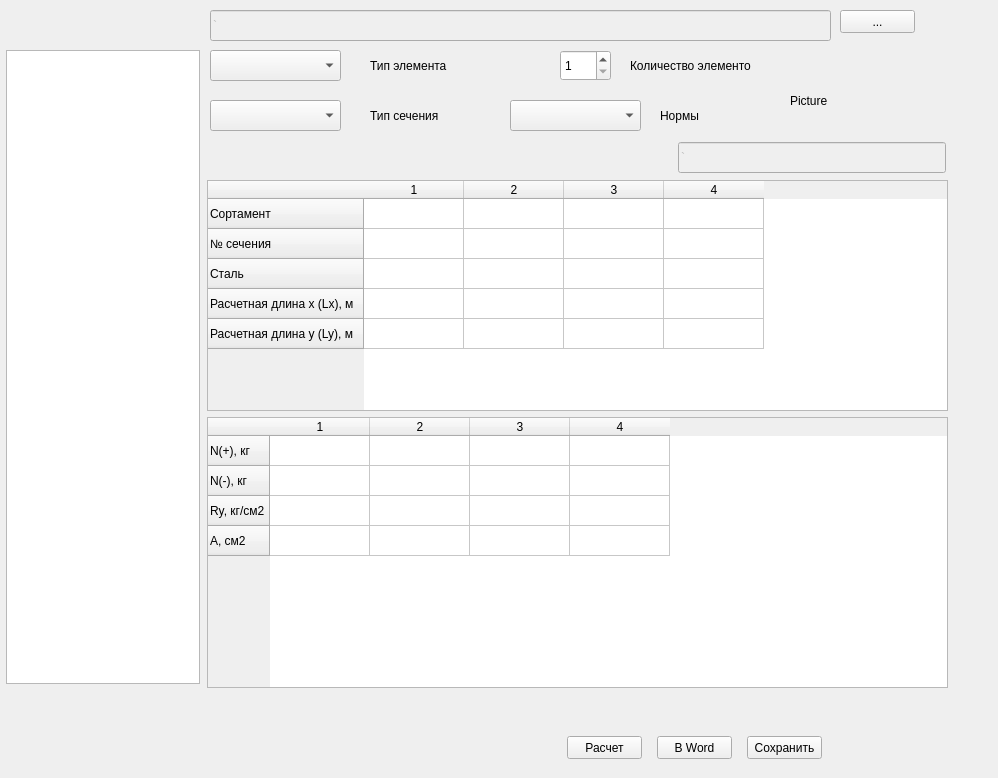
Old version of the form gui/solve_number_steel.ui in the repository pyltsin/Construct.
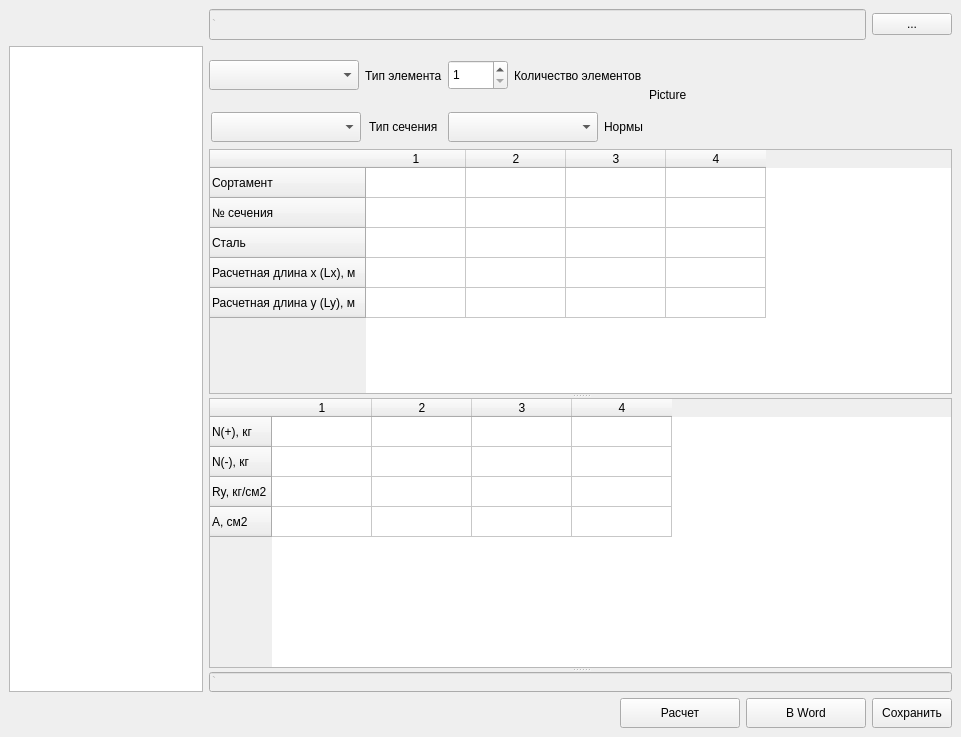
New version of the form.

```diff
--- a/gui/solve_number_steel.ui
+++ b/gui/solve_number_steel.ui
@@ -6,57 +6,254 @@
    <rect>
     <x>0</x>
     <y>0</y>
-    <width>998</width>
-    <height>778</height>
+    <width>961</width>
+    <height>737</height>
    </rect>
   </property>
+  <property name="minimumSize">
+   <size>
+    <width>961</width>
+    <height>737</height>
+   </size>
+  </property>
+  <property name="maximumSize">
+   <size>
+    <width>16777215</width>
+    <height>16777215</height>
+   </size>
+  </property>
   <property name="windowTitle">
    <string>Form</string>
   </property>
+  <layout class="QGridLayout" name="gridLayout_2">
+   <item row="0" column="1" colspan="2">
+    <layout class="QHBoxLayout" name="horizontalLayout_5">
+     <item>
+      <widget class="QLineEdit" name="text_folder">
+       <property name="enabled">
+        <bool>false</bool>
+       </property>
+       <property name="minimumSize">
+        <size>
+         <width>621</width>
+         <height>31</height>
+        </size>
+       </property>
+       <property name="text">
+        <string>`</string>
+       </property>
+       <property name="cursorPosition">
+        <number>1</number>
+       </property>
+       <property name="dragEnabled">
+        <bool>false</bool>
+       </property>
+       <property name="readOnly">
+        <bool>true</bool>
+       </property>
+      </widget>
+     </item>
+     <item>
+      <widget class="QPushButton" name="button_folder">
+       <property name="text">
+        <string>...</string>
+       </property>
+      </widget>
+     </item>
+    </layout>
+   </item>
+   <item row="1" column="0" rowspan="2">
+    <widget class="QListWidget" name="listWidget">
+     <property name="sizePolicy">
+      <sizepolicy hsizetype="Fixed" vsizetype="Expanding">
+       <horstretch>0</horstretch>
+       <verstretch>0</verstretch>
+      </sizepolicy>
+     </property>
+     <property name="minimumSize">
+      <size>
+       <width>194</width>
+       <height>634</height>
+      </size>
+     </property>
+     <property name="maximumSize">
+      <size>
+       <width>194</width>
+       <height>10000</height>
+      </size>
+     </property>
+    </widget>
+   </item>
+   <item row="1" column="1">
+    <layout class="QGridLayout" name="gridLayout">
+     <item row="0" column="0">
+      <layout class="QHBoxLayout" name="horizontalLayout">
+       <item>
   <widget class="QComboBox" name="type_element">
-   <property name="geometry">
-    <rect>
-     <x>210</x>
-     <y>50</y>
-     <width>131</width>
-     <height>31</height>
-    </rect>
-   </property>
-  </widget>
+         <property name="sizePolicy">
+          <sizepolicy hsizetype="Fixed" vsizetype="Fixed">
+           <horstretch>0</horstretch>
+           <verstretch>0</verstretch>
+          </sizepolicy>
+         </property>
+         <property name="minimumSize">
+          <size>
+           <width>150</width>
+           <height>30</height>
+          </size>
+         </property>
+        </widget>
+       </item>
+       <item>
   <widget class="QLabel" name="text_type">
-   <property name="geometry">
-    <rect>
-     <x>370</x>
-     <y>50</y>
-     <width>81</width>
-     <height>31</height>
-    </rect>
+         <property name="sizePolicy">
+          <sizepolicy hsizetype="Fixed" vsizetype="Preferred">
+           <horstretch>0</horstretch>
+           <verstretch>0</verstretch>
+          </sizepolicy>
    </property>
    <property name="text">
     <string>Тип элемента</string>
    </property>
   </widget>
+       </item>
+      </layout>
+     </item>
+     <item row="0" column="1">
+      <layout class="QHBoxLayout" name="horizontalLayout_4">
+       <item>
+        <widget class="QSpinBox" name="number">
+         <property name="sizePolicy">
+          <sizepolicy hsizetype="Fixed" vsizetype="Fixed">
+           <horstretch>0</horstretch>
+           <verstretch>0</verstretch>
+          </sizepolicy>
+         </property>
+         <property name="minimumSize">
+          <size>
+           <width>60</width>
+           <height>30</height>
+          </size>
+         </property>
+         <property name="minimum">
+          <number>1</number>
+         </property>
+         <property name="maximum">
+          <number>8</number>
+         </property>
+        </widget>
+       </item>
+       <item>
   <widget class="QLabel" name="number_element">
-   <property name="geometry">
-    <rect>
-     <x>630</x>
-     <y>50</y>
-     <width>121</width>
-     <height>31</height>
-    </rect>
+         <property name="sizePolicy">
+          <sizepolicy hsizetype="Fixed" vsizetype="Preferred">
+           <horstretch>0</horstretch>
+           <verstretch>0</verstretch>
+          </sizepolicy>
+         </property>
+         <property name="minimumSize">
+          <size>
+           <width>116</width>
+           <height>59</height>
+          </size>
    </property>
    <property name="text">
     <string>Количество элементов</string>
    </property>
   </widget>
+       </item>
+      </layout>
+     </item>
+     <item row="1" column="0">
+      <layout class="QHBoxLayout" name="horizontalLayout_2">
+       <item>
+        <widget class="QComboBox" name="type_section">
+         <property name="sizePolicy">
+          <sizepolicy hsizetype="Fixed" vsizetype="Fixed">
+           <horstretch>0</horstretch>
+           <verstretch>0</verstretch>
+          </sizepolicy>
+         </property>
+         <property name="minimumSize">
+          <size>
+           <width>150</width>
+           <height>30</height>
+          </size>
+         </property>
+        </widget>
+       </item>
+       <item>
+        <widget class="QLabel" name="text_section">
+         <property name="sizePolicy">
+          <sizepolicy hsizetype="Fixed" vsizetype="Preferred">
+           <horstretch>0</horstretch>
+           <verstretch>0</verstretch>
+          </sizepolicy>
+         </property>
+         <property name="text">
+          <string>Тип сечения</string>
+         </property>
+        </widget>
+       </item>
+      </layout>
+     </item>
+     <item row="1" column="1">
+      <layout class="QHBoxLayout" name="horizontalLayout_3">
+       <item>
+        <widget class="QComboBox" name="type_code">
+         <property name="minimumSize">
+          <size>
+           <width>150</width>
+           <height>30</height>
+          </size>
+         </property>
+        </widget>
+       </item>
+       <item>
+        <widget class="QLabel" name="text_code">
+         <property name="sizePolicy">
+          <sizepolicy hsizetype="Fixed" vsizetype="Preferred">
+           <horstretch>0</horstretch>
+           <verstretch>0</verstretch>
+          </sizepolicy>
+         </property>
+         <property name="text">
+          <string>Нормы</string>
+         </property>
+        </widget>
+       </item>
+      </layout>
+     </item>
+    </layout>
+   </item>
+   <item row="1" column="2">
+    <layout class="QVBoxLayout" name="verticalLayout">
+     <item>
+      <widget class="QLabel" name="picture">
+       <property name="minimumSize">
+        <size>
+         <width>262</width>
+         <height>97</height>
+        </size>
+       </property>
+       <property name="text">
+        <string>Picture</string>
+       </property>
+      </widget>
+     </item>
+    </layout>
+   </item>
+   <item row="2" column="1" colspan="2">
+    <widget class="QSplitter" name="splitter">
+     <property name="orientation">
+      <enum>Qt::Vertical</enum>
+     </property>
   <widget class="QTableWidget" name="input_table">
-   <property name="geometry">
-    <rect>
-     <x>207</x>
-     <y>180</y>
-     <width>741</width>
-     <height>231</height>
-    </rect>
+      <property name="minimumSize">
+       <size>
+        <width>743</width>
+        <height>230</height>
+       </size>
    </property>
    <row>
     <property name="text">
@@ -110,13 +307,11 @@
    </item>
   </widget>
   <widget class="QTableWidget" name="output_table">
-   <property name="geometry">
-    <rect>
-     <x>207</x>
-     <y>417</y>
-     <width>741</width>
-     <height>271</height>
-    </rect>
+      <property name="minimumSize">
+       <size>
+        <width>743</width>
+        <height>270</height>
+       </size>
    </property>
    <row>
     <property name="text">
@@ -159,196 +354,97 @@
     </property>
    </column>
   </widget>
-  <widget class="QListWidget" name="listWidget">
-   <property name="geometry">
-    <rect>
-     <x>6</x>
-     <y>50</y>
-     <width>194</width>
-     <height>634</height>
-    </rect>
-   </property>
-  </widget>
+     <widget class="QLineEdit" name="text_error">
+      <property name="enabled">
+       <bool>false</bool>
+      </property>
+      <property name="minimumSize">
+       <size>
+        <width>0</width>
+        <height>20</height>
+       </size>
+      </property>
+      <property name="maximumSize">
+       <size>
+        <width>16777215</width>
+        <height>20</height>
+       </size>
+      </property>
+      <property name="text">
+       <string>`</string>
+      </property>
+      <property name="cursorPosition">
+       <number>1</number>
+      </property>
+      <property name="dragEnabled">
+       <bool>false</bool>
+      </property>
+      <property name="readOnly">
+       <bool>true</bool>
+      </property>
+     </widget>
+    </widget>
+   </item>
+   <item row="3" column="1" colspan="2">
+    <layout class="QHBoxLayout" name="horizontalLayout_6">
+     <item>
+      <spacer name="horizontalSpacer">
+       <property name="orientation">
+        <enum>Qt::Horizontal</enum>
+       </property>
+       <property name="sizeHint" stdset="0">
+        <size>
+         <width>40</width>
+         <height>20</height>
+        </size>
+       </property>
+      </spacer>
+     </item>
+     <item>
   <widget class="QPushButton" name="solve_button">
-   <property name="geometry">
-    <rect>
-     <x>567</x>
-     <y>736</y>
-     <width>75</width>
-     <height>23</height>
-    </rect>
+       <property name="minimumSize">
+        <size>
+         <width>120</width>
+         <height>30</height>
+        </size>
    </property>
    <property name="text">
     <string>Расчет</string>
    </property>
   </widget>
+     </item>
+     <item>
   <widget class="QPushButton" name="word_button">
    <property name="enabled">
     <bool>true</bool>
    </property>
-   <property name="geometry">
-    <rect>
-     <x>657</x>
-     <y>736</y>
-     <width>75</width>
-     <height>23</height>
-    </rect>
+       <property name="minimumSize">
+        <size>
+         <width>120</width>
+         <height>30</height>
+        </size>
    </property>
    <property name="text">
     <string>В Word</string>
    </property>
   </widget>
+     </item>
+     <item>
   <widget class="QPushButton" name="save_button">
-   <property name="geometry">
-    <rect>
-     <x>747</x>
-     <y>736</y>
-     <width>75</width>
-     <height>23</height>
-    </rect>
+       <property name="minimumSize">
+        <size>
+         <width>0</width>
+         <height>30</height>
+        </size>
    </property>
    <property name="text">
     <string>Сохранить</string>
    </property>
   </widget>
-  <widget class="QLineEdit" name="text_folder">
-   <property name="enabled">
-    <bool>false</bool>
-   </property>
-   <property name="geometry">
-    <rect>
-     <x>210</x>
-     <y>10</y>
-     <width>621</width>
-     <height>31</height>
-    </rect>
-   </property>
-   <property name="text">
-    <string>`</string>
-   </property>
-   <property name="cursorPosition">
-    <number>1</number>
-   </property>
-   <property name="dragEnabled">
-    <bool>false</bool>
-   </property>
-   <property name="readOnly">
-    <bool>true</bool>
-   </property>
-  </widget>
-  <widget class="QPushButton" name="button_folder">
-   <property name="geometry">
-    <rect>
-     <x>840</x>
-     <y>10</y>
-     <width>75</width>
-     <height>23</height>
-    </rect>
-   </property>
-   <property name="text">
-    <string>...</string>
-   </property>
-  </widget>
-  <widget class="QSpinBox" name="number">
-   <property name="geometry">
-    <rect>
-     <x>560</x>
-     <y>50</y>
-     <width>51</width>
-     <height>31</height>
-    </rect>
-   </property>
-   <property name="minimum">
-    <number>1</number>
-   </property>
-   <property name="maximum">
-    <number>8</number>
-   </property>
-  </widget>
-  <widget class="QLabel" name="picture">
-   <property name="geometry">
-    <rect>
-     <x>790</x>
-     <y>50</y>
-     <width>151</width>
-     <height>101</height>
-    </rect>
-   </property>
-   <property name="text">
-    <string>Picture</string>
-   </property>
-  </widget>
-  <widget class="QComboBox" name="type_section">
-   <property name="geometry">
-    <rect>
-     <x>210</x>
-     <y>100</y>
-     <width>131</width>
-     <height>31</height>
-    </rect>
-   </property>
-  </widget>
-  <widget class="QLabel" name="text_section">
-   <property name="geometry">
-    <rect>
-     <x>370</x>
-     <y>100</y>
-     <width>81</width>
-     <height>31</height>
-    </rect>
-   </property>
-   <property name="text">
-    <string>Тип сечения</string>
-   </property>
-  </widget>
-  <widget class="QLabel" name="text_code">
-   <property name="geometry">
-    <rect>
-     <x>660</x>
-     <y>100</y>
-     <width>81</width>
-     <height>31</height>
-    </rect>
-   </property>
-   <property name="text">
-    <string>Нормы</string>
-   </property>
-  </widget>
-  <widget class="QComboBox" name="type_code">
-   <property name="geometry">
-    <rect>
-     <x>510</x>
-     <y>100</y>
-     <width>131</width>
-     <height>31</height>
-    </rect>
-   </property>
-  </widget>
-  <widget class="QLineEdit" name="text_error">
-   <property name="enabled">
-    <bool>false</bool>
-   </property>
-   <property name="geometry">
-    <rect>
-     <x>678</x>
-     <y>142</y>
-     <width>268</width>
-     <height>31</height>
-    </rect>
-   </property>
-   <property name="text">
-    <string>`</string>
-   </property>
-   <property name="cursorPosition">
-    <number>1</number>
-   </property>
-   <property name="dragEnabled">
-    <bool>false</bool>
-   </property>
-   <property name="readOnly">
-    <bool>true</bool>
-   </property>
-  </widget>
+     </item>
+    </layout>
+   </item>
+  </layout>
  </widget>
  <layoutdefault spacing="6" margin="9"/>
  <resources/>
```
Lines whose indentation alone changed are shown as unchanged.
